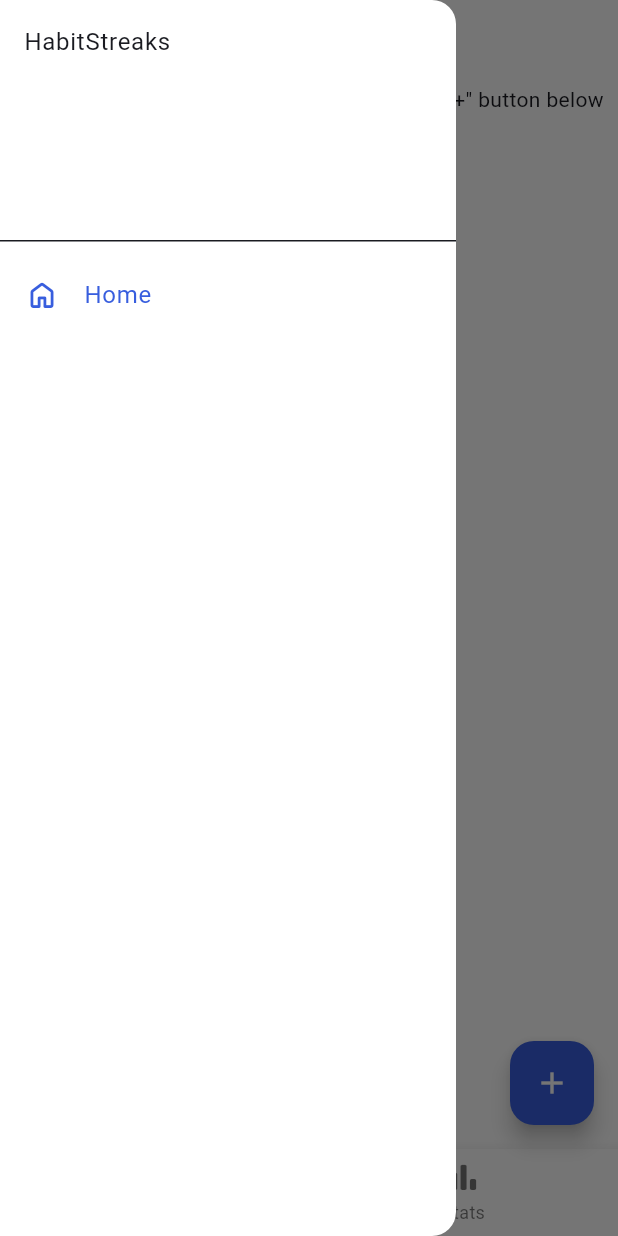
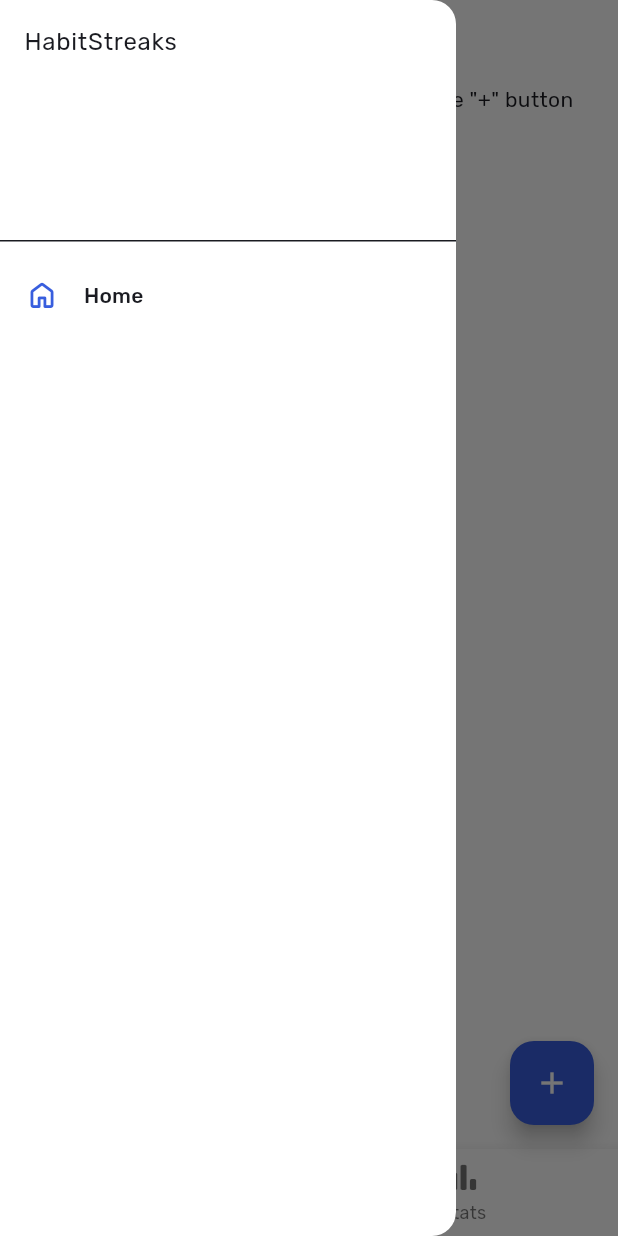
Before and after one commit to dashlime/habitstreaks, a Flutter app: the screen it shows after launch, with the side drawer open, on a phone screen of 412 x 824 dp. Run offline on Flutter 3.47's test engine with Material 3 defaults, Android fonts, the light colour scheme and no system bars; our stand-ins replace drift, equatable; accounts and stored records are empty; generated files the repository leaves out were written again; key blocks and very long unbroken strings in the code were emptied for the run.

Commit message:
Implemented text theme

```diff
--- a/lib/main.dart
+++ b/lib/main.dart
@@ -5,6 +5,7 @@
 import 'package:habitstreaks/view/stats/stats_view.dart';
 import 'package:habitstreaks/view/theme/colors.dart';
 import 'package:habitstreaks/view/theme/custom_icons.dart';
+import 'package:habitstreaks/view/theme/fonts.dart';
 
 late Database database;
 
@@ -23,6 +24,8 @@
         title: 'HabitStreaks',
         theme: ThemeData(
           useMaterial3: true,
+          fontFamily: "Rubik",
+          textTheme: textTheme,
           colorScheme: colorScheme,
         ),
         home: HomePage(),
@@ -51,7 +54,7 @@
   Widget build(BuildContext context) {
     return Scaffold(
       appBar: AppBar(
-        title: Text((_selectedBottomNavIndex == 0) ? 'Habits' : 'Stats'),
+        title: Text((_selectedBottomNavIndex == 0) ? 'Habits' : 'Stats', style: Theme.of(context).textTheme.titleLarge),
         leading: Builder(
           builder: (context) {
             return IconButton(
@@ -94,7 +97,7 @@
             ListTile(
               selected: true,
               leading: const Icon(UiIcons.icHomeOutlined),
-              title: const Text("Home"),
+              title: Text("Home", style: Theme.of(context).textTheme.labelLarge),
               onTap: () {
                 Navigator.pop(context);
               },
--- a/lib/view/habits/extended_habit_box.dart
+++ b/lib/view/habits/extended_habit_box.dart
@@ -1,6 +1,7 @@
 import 'package:flutter/material.dart';
 import 'package:habitstreaks/models/habit.dart';
 import 'package:habitstreaks/view/habits/scrollable_habit_items_list.dart';
+import 'package:habitstreaks/view/theme/colors.dart';
 import 'package:habitstreaks/view/utilities/converters.dart';
 
 class ExtendedHabitBox extends StatelessWidget {
@@ -27,9 +28,9 @@
         child: Column(
           crossAxisAlignment: CrossAxisAlignment.start,
           children: [
-            Text(habit.habit.name),
+            Text(habit.habit.name, style: Theme.of(context).textTheme.titleSmall),
             if (habit.habit.goalType != HabitGoalType.boolean)
-              Text(goalFormatted()),
+              Text(goalFormatted(), style: Theme.of(context).textTheme.bodySmall?.copyWith(color: UiColors.grayText)),
             ScrollableHabitItemsList(habit: habit)
           ]
         ),
--- a/lib/view/habits/scrollable_habit_items_list.dart
+++ b/lib/view/habits/scrollable_habit_items_list.dart
@@ -5,6 +5,7 @@
 import 'package:habitstreaks/controllers/habit_items_utility.dart';
 import 'package:habitstreaks/view/dialogs/update_duration_dialog.dart';
 import 'package:habitstreaks/view/dialogs/update_reps_dialog.dart';
+import 'package:habitstreaks/view/theme/colors.dart';
 import 'package:habitstreaks/view/widgets/habit_day_item_widgets.dart';
 import 'package:intl/intl.dart';
 
@@ -72,8 +73,8 @@
               width: 50,
               child: Column(
                 children: [
-                  Text(DateFormat.E().format(date).toUpperCase()),
-                  Text(date.day.toString()),
+                  Text(DateFormat.E().format(date).toUpperCase(), style: Theme.of(context).textTheme.bodySmall?.copyWith(color: UiColors.grayText)),
+                  Text(date.day.toString(), style: Theme.of(context).textTheme.labelMedium),
                   SizedBox(height: 10),
                   if (score < 1)
                     NotCompletedHabitDayItem(completedRate: score, color: widget.habit.habit.color)
--- /dev/null
+++ b/lib/view/theme/fonts.dart
@@ -0,0 +1,8 @@
+import 'package:flutter/material.dart';
+
+const textTheme = TextTheme(
+  titleLarge: TextStyle(
+    fontSize: 22,
+    fontWeight: FontWeight.bold
+  )
+);
```
Also changed, not shown: pubspec.yaml (+10 -0 lines), assets/fonts/Rubik-Bold.ttf (added), assets/fonts/Rubik-Medium.ttf (added), assets/fonts/Rubik-Regular.ttf (added), assets/fonts/Rubik-SemiBold.ttf (added).
